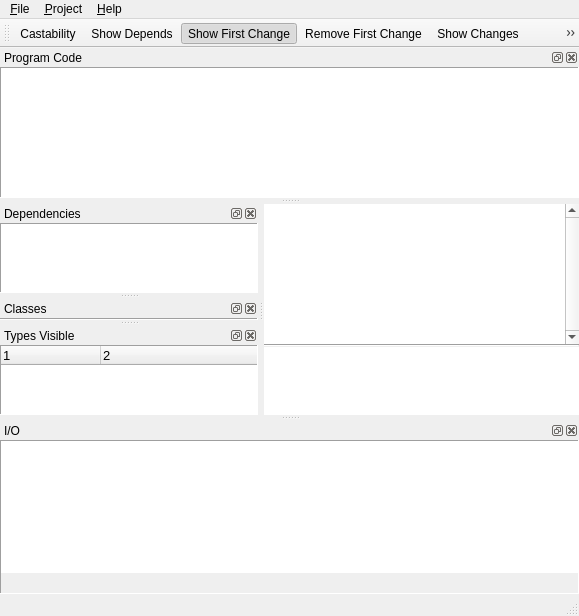
gavofyork/Martta, file src/Gui/MainWindow.ui: the form before one commit.
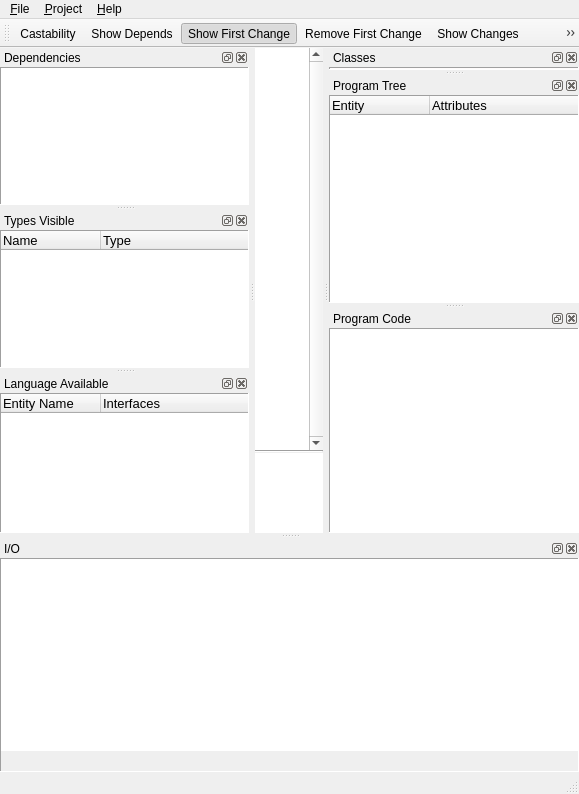
The form after the commit. Custom widgets are drawn as their Qt base class.

Commit message:
Language view. Start of basic support for interface inheritance.
branch : Interfaces

Patch:
```diff
--- a/src/Gui/MainWindow.ui
+++ b/src/Gui/MainWindow.ui
@@ -7,7 +7,7 @@
     <x>0</x>
     <y>0</y>
     <width>579</width>
-    <height>616</height>
+    <height>794</height>
    </rect>
   </property>
   <property name="windowTitle" >
@@ -58,8 +58,8 @@
         <rect>
          <x>0</x>
          <y>0</y>
-         <width>302</width>
-         <height>184</height>
+         <width>137</width>
+         <height>492</height>
         </rect>
        </property>
        <property name="sizePolicy" >
@@ -285,7 +285,7 @@
     <string>Classes</string>
    </property>
    <attribute name="dockWidgetArea" >
-    <number>1</number>
+    <number>2</number>
    </attribute>
    <widget class="QWidget" name="dockWidgetContents_2" >
     <layout class="QHBoxLayout" >
@@ -493,12 +493,137 @@
           </property>
           <column>
            <property name="text" >
-            <string>1</string>
+            <string>Name</string>
            </property>
           </column>
           <column>
            <property name="text" >
-            <string>2</string>
+            <string>Type</string>
+           </property>
+          </column>
+         </widget>
+        </item>
+       </layout>
+      </widget>
+     </item>
+    </layout>
+   </widget>
+  </widget>
+  <widget class="QDockWidget" name="dockLanguage" >
+   <property name="windowTitle" >
+    <string>Language Available</string>
+   </property>
+   <attribute name="dockWidgetArea" >
+    <number>1</number>
+   </attribute>
+   <widget class="QWidget" name="dockWidgetContents_9b" >
+    <layout class="QVBoxLayout" >
+     <property name="spacing" >
+      <number>0</number>
+     </property>
+     <property name="margin" >
+      <number>0</number>
+     </property>
+     <item>
+      <widget class="QFrame" name="frame_3bb" >
+       <property name="frameShape" >
+        <enum>QFrame::Panel</enum>
+       </property>
+       <property name="frameShadow" >
+        <enum>QFrame::Sunken</enum>
+       </property>
+       <layout class="QVBoxLayout" name="verticalLayout_2b" >
+        <property name="margin" >
+         <number>0</number>
+        </property>
+        <item>
+         <widget class="QTreeWidget" name="language" >
+          <property name="font" >
+           <font>
+            <pointsize>10</pointsize>
+           </font>
+          </property>
+          <property name="frameShape" >
+           <enum>QFrame::NoFrame</enum>
+          </property>
+          <property name="indentation" >
+           <number>10</number>
+          </property>
+          <property name="headerHidden" >
+           <bool>false</bool>
+          </property>
+          <property name="columnCount" >
+           <number>2</number>
+          </property>
+          <column>
+           <property name="text" >
+            <string>Entity Name</string>
+           </property>
+          </column>
+          <column>
+           <property name="text" >
+            <string>Interfaces</string>
+           </property>
+          </column>
+         </widget>
+        </item>
+       </layout>
+      </widget>
+     </item>
+    </layout>
+   </widget>
+  </widget>
+  <widget class="QDockWidget" name="dockProgramTree" >
+   <property name="windowTitle" >
+    <string>Program Tree</string>
+   </property>
+   <attribute name="dockWidgetArea" >
+    <number>2</number>
+   </attribute>
+   <widget class="QWidget" name="dockWidgetContents_9c" >
+    <layout class="QVBoxLayout" >
+     <property name="spacing" >
+      <number>0</number>
+     </property>
+     <property name="margin" >
+      <number>0</number>
+     </property>
+     <item>
+      <widget class="QFrame" name="frame_3bc" >
+       <property name="frameShape" >
+        <enum>QFrame::Panel</enum>
+       </property>
+       <property name="frameShadow" >
+        <enum>QFrame::Sunken</enum>
+       </property>
+       <layout class="QVBoxLayout" name="verticalLayout_2c" >
+        <property name="margin" >
+         <number>0</number>
+        </property>
+        <item>
+         <widget class="QTreeWidget" name="programTree" >
+          <property name="font" >
+           <font>
+            <pointsize>10</pointsize>
+           </font>
+          </property>
+          <property name="frameShape" >
+           <enum>QFrame::NoFrame</enum>
+          </property>
+          <property name="headerHidden" >
+           <bool>false</bool>
+          </property>
+          <property name="columnCount" >
+           <number>2</number>
+          </property>
+          <column>
+           <property name="text" >
+            <string>Entity</string>
+           </property>
+          </column>
+          <column>
+           <property name="text" >
+            <string>Attributes</string>
            </property>
           </column>
          </widget>
@@ -517,7 +642,7 @@
     <string>Program Code</string>
    </property>
    <attribute name="dockWidgetArea" >
-    <number>4</number>
+    <number>2</number>
    </attribute>
    <widget class="QWidget" name="dockWidgetContents_7" >
     <layout class="QVBoxLayout" >
```
Left out of the diff: 2 changed lines with no effect on the pictures. The commit also changes 9 other files.
